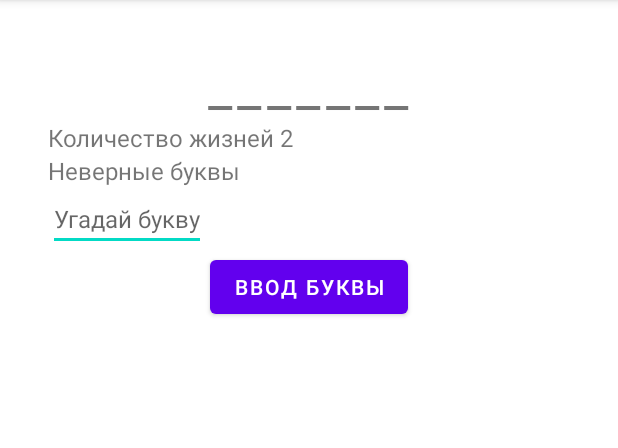
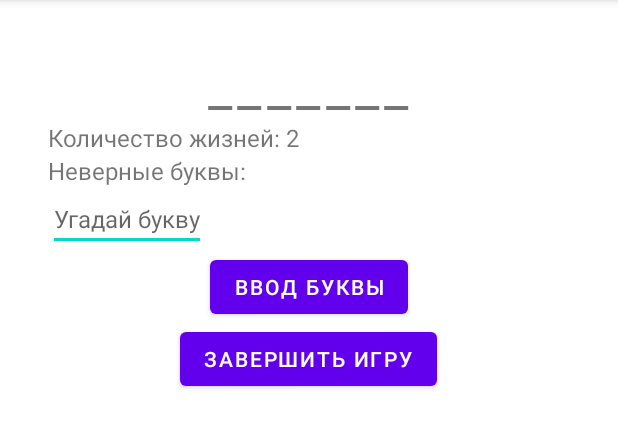
Before and after one commit to Greg2089/GuessingGame, an Android app: the screen it shows after launch (MainActivity), on a phone screen of 412 x 824 dp, the part 84-532 px from its top. Run offline under Robolectric (Android 15) with nearby library versions, the phone set to English and light mode, and no system bars; our stand-ins replace data binding.

```diff
--- a/app/src/main/java/com/hfad/guessinggame/GameFragment.kt
+++ b/app/src/main/java/com/hfad/guessinggame/GameFragment.kt
@@ -1,5 +1,6 @@
 package com.hfad.guessinggame
 
+import android.annotation.SuppressLint
 import android.os.Bundle
 import android.util.Log
 import android.view.LayoutInflater
@@ -40,6 +41,12 @@ class GameFragment : Fragment() {
         //Устанавливаю свойство viewModel
         viewModel = ViewModelProvider(this).get(GameViewModel::class.java)
 
+        //Глава 13: Устанавливаем переменные data binding
+        binding.gameViewModel = viewModel
+        //Это позволяет макету реагировать на оперативные обновления данных (live data)
+        binding.lifecycleOwner = viewLifecycleOwner
+
+        /*Глава 13: Удаляем этот код, т.к. испольуем data binding
         /*updateScreen() Изменения из главы 12: удаляем updateScreen(),
         так как мы используем оперативные данные (live data) для обновления значений, отображаемых на экране.*/
         viewModel.incorrectGuesses.observe(viewLifecycleOwner, Observer { newValue ->
@@ -50,11 +57,13 @@ class GameFragment : Fragment() {
         })
         viewModel.secretWordDisplay.observe(viewLifecycleOwner, Observer { newValue ->
             binding.word.text = newValue
-        })
+        })*/
+
         //это заставляет фрагмент наблюдать за моделью представления свойства gameOver
         viewModel.gameOver.observe(viewLifecycleOwner, Observer { newValue ->
             if (newValue) {
-                val action = GameFragmentDirections.actionGameFragmentToResultFragment(viewModel.wonLostMessage())
+                val action =
+                    GameFragmentDirections.actionGameFragmentToResultFragment(viewModel.wonLostMessage())
                 view.findNavController().navigate(action)
             }
         })
--- a/app/src/main/java/com/hfad/guessinggame/ResultFragment.kt
+++ b/app/src/main/java/com/hfad/guessinggame/ResultFragment.kt
@@ -43,7 +43,10 @@ class ResultFragment : Fragment() {
 
         //binding.wonLost.text = ResultFragmentArgs.fromBundle(requireArguments()).result
         //показывем результат из ViewModel
-        binding.wonLost.text = viewModel.result
+        //Глава 13: Установил переменную привязки данных (data binding) макета
+        binding.resultViewModel = viewModel
+        /*13: УДАЛЯЕМ строку. т.к. используем data binding
+        binding.wonLost.text = viewModel.result*/
         binding.newGameButton.setOnClickListener {
             view.findNavController().navigate(R.id.action_resultFragment_to_gameFragment)
         }
--- a/app/src/main/res/layout/fragment_game.xml
+++ b/app/src/main/res/layout/fragment_game.xml
@@ -1,11 +1,21 @@
 <?xml version="1.0" encoding="utf-8"?>
-<LinearLayout xmlns:android="http://schemas.android.com/apk/res/android"
+<layout xmlns:android="http://schemas.android.com/apk/res/android"
     xmlns:tools="http://schemas.android.com/tools"
+    tools:context=".GameFragment">
+
+    <data>
+
+        <variable
+            name="gameViewModel"
+            type="com.hfad.guessinggame.viewmodel.GameViewModel" />
+    </data>
+
+    <LinearLayout
         android:layout_width="match_parent"
         android:layout_height="match_parent"
         android:orientation="vertical"
-    android:padding="16dp"
-    tools:context=".GameFragment">
+        android:padding="16dp">
+
 
         <TextView
             android:id="@+id/word"
@@ -13,19 +23,23 @@
             android:layout_height="wrap_content"
             android:layout_gravity="center"
             android:letterSpacing="0.1"
-        android:textSize="36sp" />
+            android:textSize="36sp"
+            android:text="@{gameViewModel.secretWordDisplay}"
+            />
 
         <TextView
             android:id="@+id/lives"
             android:layout_width="wrap_content"
             android:layout_height="wrap_content"
-        android:textSize="16sp" />
+            android:textSize="16sp"
+            android:text="@{@string/lives_left(gameViewModel.livesLeft)}"/>
 
         <TextView
             android:id="@+id/incorrect_guesses"
             android:layout_width="wrap_content"
             android:layout_height="wrap_content"
-        android:textSize="16sp" />
+            android:textSize="16sp"
+            android:text="@{@string/incorrect_guesses(gameViewModel.incorrectGuesses)}"/>
 
         <EditText
             android:id="@+id/guess"
@@ -42,6 +56,14 @@
             android:layout_height="wrap_content"
             android:layout_gravity="center"
             android:text="@string/guess" />
+        <Button
+            android:id="@+id/finish_game_button"
+            android:layout_width="wrap_content"
+            android:layout_height="wrap_content"
+            android:layout_gravity="center"
+            android:text="@string/finishGame"
+            android:onClick="@{() -> gameViewModel.finishGame()}"/>
 
 
     </LinearLayout>
+</layout>
--- a/app/src/main/res/values/strings.xml
+++ b/app/src/main/res/values/strings.xml
@@ -5,4 +5,7 @@
     <string name="letter">Угадай букву</string>
     <string name="guess">Ввод буквы</string>
     <string name="new_game">Начать новую игру</string>
+    <string name="lives_left">Количество жизней: %d</string>
+    <string name="incorrect_guesses">Неверные буквы: %s</string>
+    <string name="finishGame">Завершить игру</string>
 </resources>
```
Also changed, not shown: app/build.gradle (+7 -2 lines), app/src/main/java/com/hfad/guessinggame/viewmodel/GameViewModel.kt (+7 -1 lines), app/src/main/res/layout/fragment_result.xml (+13 -4 lines). Lines whose indentation alone changed are shown as unchanged.
